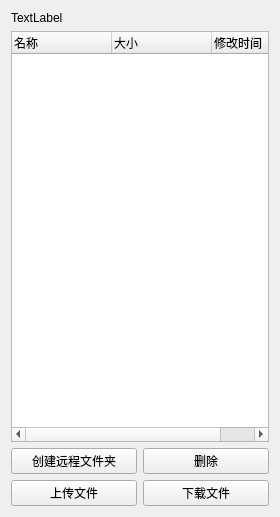
First picture: the form in src/upyun_client/UpyunGUI/widget.ui, repository stlf/upyun_qt_sdk, before the edit.
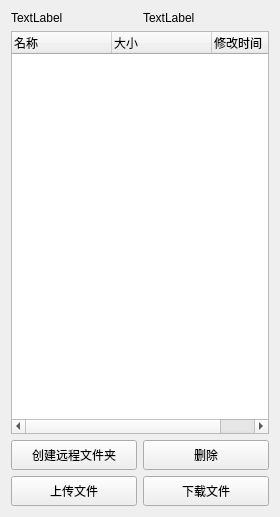
Second picture: the form after the edit.

```diff
--- a/src/upyun_client/UpyunGUI/widget.ui
+++ b/src/upyun_client/UpyunGUI/widget.ui
@@ -15,12 +15,23 @@
   </property>
   <layout class="QVBoxLayout" name="verticalLayout">
    <item>
+    <layout class="QHBoxLayout" name="horizontalLayout_3">
+     <item>
+      <widget class="QLabel" name="label_2">
+       <property name="text">
+        <string>TextLabel</string>
+       </property>
+      </widget>
+     </item>
+     <item>
     <widget class="QLabel" name="label">
      <property name="text">
       <string>TextLabel</string>
      </property>
     </widget>
    </item>
+    </layout>
+   </item>
    <item>
     <widget class="QTreeWidget" name="treeWidget">
      <column>
@@ -44,6 +55,12 @@
     <layout class="QHBoxLayout" name="horizontalLayout_2">
      <item>
       <widget class="QPushButton" name="pushButton_4">
+       <property name="minimumSize">
+        <size>
+         <width>0</width>
+         <height>30</height>
+        </size>
+       </property>
        <property name="text">
         <string>创建远程文件夹</string>
        </property>
@@ -51,6 +68,12 @@
      </item>
      <item>
       <widget class="QPushButton" name="pushButton_5">
+       <property name="minimumSize">
+        <size>
+         <width>0</width>
+         <height>30</height>
+        </size>
+       </property>
        <property name="text">
         <string>删除</string>
        </property>
@@ -62,6 +85,12 @@
     <layout class="QHBoxLayout" name="horizontalLayout">
      <item>
       <widget class="QPushButton" name="pushButton">
+       <property name="minimumSize">
+        <size>
+         <width>0</width>
+         <height>30</height>
+        </size>
+       </property>
        <property name="text">
         <string>上传文件</string>
        </property>
@@ -69,6 +98,12 @@
      </item>
      <item>
       <widget class="QPushButton" name="pushButton_2">
+       <property name="minimumSize">
+        <size>
+         <width>0</width>
+         <height>30</height>
+        </size>
+       </property>
        <property name="text">
         <string>下载文件</string>
        </property>
```
Lines whose indentation alone changed are shown as unchanged.
